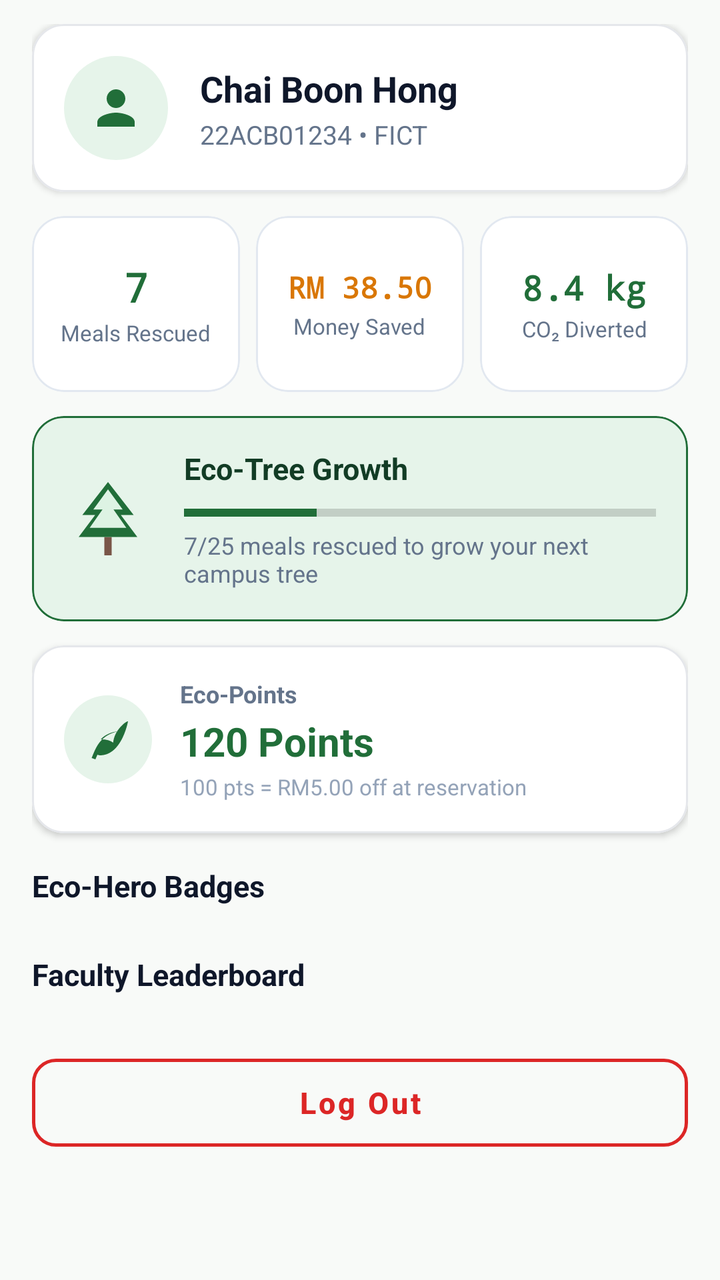
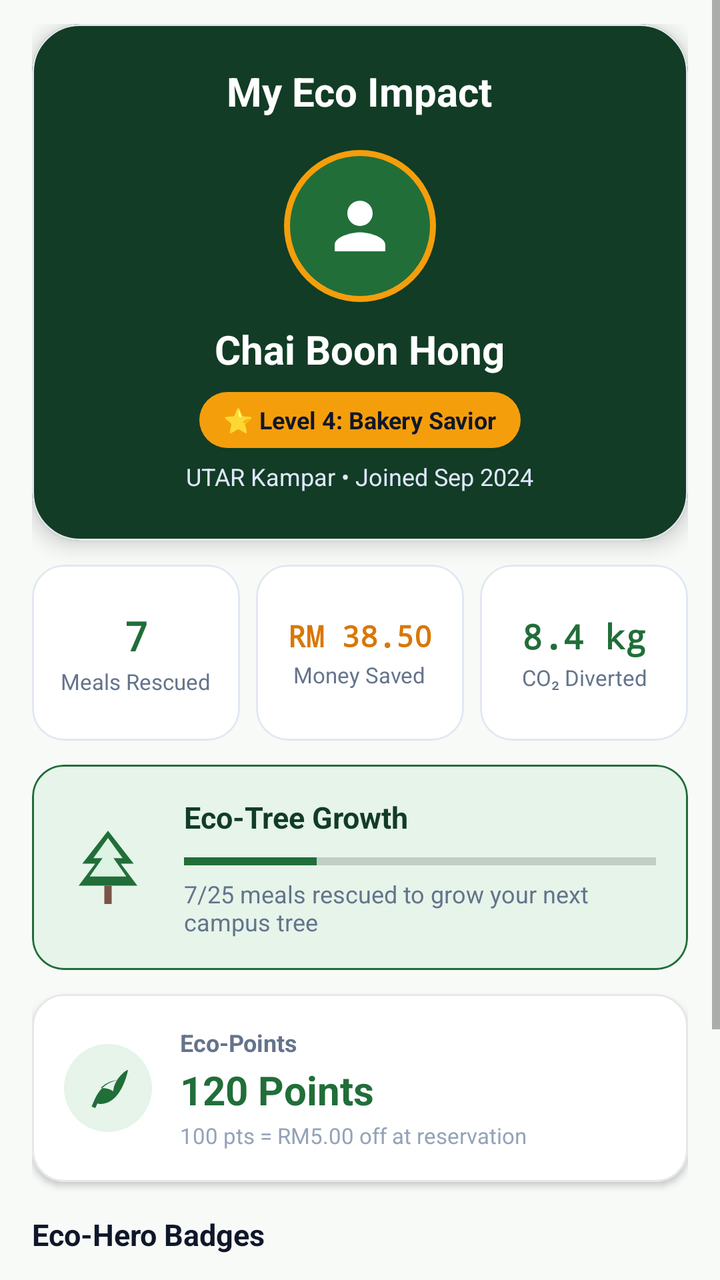

An Android layout rendered at two revisions. The XML below is the earlier revision; the diff shows what the commit changed to produce the second picture.
<!-- AndroidManifest.xml: application theme Theme.MAD_Group13_FoodHero -->
<!-- res/layout/fragment_impact.xml -->
<?xml version="1.0" encoding="utf-8"?>
<ScrollView xmlns:android="http://schemas.android.com/apk/res/android"
    xmlns:app="http://schemas.android.com/apk/res-auto"
    android:layout_width="match_parent"
    android:layout_height="match_parent"
    android:background="@color/colorBackground"
    android:fillViewport="true">

    <LinearLayout
        android:layout_width="match_parent"
        android:layout_height="wrap_content"
        android:orientation="vertical"
        android:paddingStart="@dimen/spacing_16"
        android:paddingTop="@dimen/spacing_12"
        android:paddingEnd="@dimen/spacing_16"
        android:paddingBottom="@dimen/spacing_24">

        
        <com.google.android.material.card.MaterialCardView
            style="@style/Widget.FoodHero.Card"
            android:layout_width="match_parent"
            android:layout_height="wrap_content"
            app:cardBackgroundColor="@color/colorSurface">

            <LinearLayout
                android:layout_width="match_parent"
                android:layout_height="wrap_content"
                android:gravity="center_vertical"
                android:orientation="horizontal"
                android:padding="@dimen/spacing_16">

                <ImageView
                    android:layout_width="52dp"
                    android:layout_height="52dp"
                    android:background="@drawable/bg_circle_container"
                    android:backgroundTint="@color/colorPrimaryContainer"
                    android:contentDescription="@null"
                    android:padding="@dimen/spacing_12"
                    android:src="@drawable/ic_nav_profile"
                    app:tint="@color/colorPrimary" />

                <LinearLayout
                    android:layout_width="0dp"
                    android:layout_height="wrap_content"
                    android:layout_marginStart="@dimen/spacing_16"
                    android:layout_weight="1"
                    android:orientation="vertical">

                    <TextView
                        android:id="@+id/tv_student_name"
                        android:layout_width="wrap_content"
                        android:layout_height="wrap_content"
                        android:text="Chai Boon Hong"
                        android:textColor="@color/colorTextPrimary"
                        android:textSize="18sp"
                        android:textStyle="bold" />

                    <TextView
                        android:id="@+id/tv_student_meta"
                        android:layout_width="wrap_content"
                        android:layout_height="wrap_content"
                        android:layout_marginTop="2dp"
                        android:text="22ACB01234 • FICT"
                        android:textColor="@color/colorTextSecondary"
                        android:textSize="@dimen/text_size_sub" />
                </LinearLayout>
            </LinearLayout>
        </com.google.android.material.card.MaterialCardView>

        
        <LinearLayout
            android:layout_width="match_parent"
            android:layout_height="wrap_content"
            android:layout_marginTop="@dimen/spacing_12"
            android:baselineAligned="false"
            android:orientation="horizontal">

            
            <com.google.android.material.card.MaterialCardView
                style="@style/Widget.FoodHero.Card.Metric"
                android:layout_width="0dp"
                android:layout_height="88dp"
                android:layout_marginEnd="@dimen/spacing_4"
                android:layout_weight="1">

                <LinearLayout
                    android:layout_width="match_parent"
                    android:layout_height="match_parent"
                    android:gravity="center"
                    android:orientation="vertical"
                    android:padding="@dimen/spacing_8">

                    <TextView
                        android:id="@+id/tv_metric_meals"
                        android:layout_width="wrap_content"
                        android:layout_height="wrap_content"
                        android:ellipsize="end"
                        android:fontFamily="monospace"
                        android:maxLines="1"
                        android:text="7"
                        android:textColor="@color/colorPrimary"
                        android:textSize="20sp"
                        android:textStyle="bold" />

                    <TextView
                        android:layout_width="wrap_content"
                        android:layout_height="wrap_content"
                        android:layout_marginTop="2dp"
                        android:ellipsize="end"
                        android:maxLines="1"
                        android:text="@string/meals_rescued"
                        android:textAlignment="center"
                        android:textColor="@color/colorTextSecondary"
                        android:textSize="11sp" />
                </LinearLayout>
            </com.google.android.material.card.MaterialCardView>

            
            <com.google.android.material.card.MaterialCardView
                style="@style/Widget.FoodHero.Card.Metric"
                android:layout_width="0dp"
                android:layout_height="88dp"
                android:layout_marginStart="@dimen/spacing_4"
                android:layout_marginEnd="@dimen/spacing_4"
                android:layout_weight="1">

                <LinearLayout
                    android:layout_width="match_parent"
                    android:layout_height="match_parent"
                    android:gravity="center"
                    android:orientation="vertical"
                    android:padding="@dimen/spacing_8">

                    <TextView
                        android:id="@+id/tv_metric_money"
                        android:layout_width="wrap_content"
                        android:layout_height="wrap_content"
                        android:ellipsize="end"
                        android:fontFamily="monospace"
                        android:maxLines="1"
                        android:text="RM 38.50"
                        android:textColor="@color/colorAccentDark"
                        android:textSize="15sp"
                        android:textStyle="bold" />

                    <TextView
                        android:layout_width="wrap_content"
                        android:layout_height="wrap_content"
                        android:layout_marginTop="2dp"
                        android:ellipsize="end"
                        android:maxLines="1"
                        android:text="@string/money_saved"
                        android:textAlignment="center"
                        android:textColor="@color/colorTextSecondary"
                        android:textSize="11sp" />
                </LinearLayout>
            </com.google.android.material.card.MaterialCardView>

            
            <com.google.android.material.card.MaterialCardView
                style="@style/Widget.FoodHero.Card.Metric"
                android:layout_width="0dp"
                android:layout_height="88dp"
                android:layout_marginStart="@dimen/spacing_4"
                android:layout_weight="1">

                <LinearLayout
                    android:layout_width="match_parent"
                    android:layout_height="match_parent"
                    android:gravity="center"
                    android:orientation="vertical"
                    android:padding="@dimen/spacing_8">

                    <TextView
                        android:id="@+id/tv_metric_co2"
                        android:layout_width="wrap_content"
                        android:layout_height="wrap_content"
                        android:ellipsize="end"
                        android:fontFamily="monospace"
                        android:maxLines="1"
                        android:text="8.4 kg"
                        android:textColor="@color/colorPrimary"
                        android:textSize="17sp"
                        android:textStyle="bold" />

                    <TextView
                        android:layout_width="wrap_content"
                        android:layout_height="wrap_content"
                        android:layout_marginTop="2dp"
                        android:ellipsize="end"
                        android:maxLines="1"
                        android:text="@string/co2_offset"
                        android:textAlignment="center"
                        android:textColor="@color/colorTextSecondary"
                        android:textSize="11sp" />
                </LinearLayout>
            </com.google.android.material.card.MaterialCardView>
        </LinearLayout>

        
        <com.google.android.material.card.MaterialCardView
            style="@style/Widget.FoodHero.Card.Impact"
            android:layout_width="match_parent"
            android:layout_height="wrap_content"
            android:layout_marginTop="@dimen/spacing_12">

            <LinearLayout
                android:layout_width="match_parent"
                android:layout_height="wrap_content"
                android:gravity="center_vertical"
                android:orientation="horizontal"
                android:padding="@dimen/spacing_16">

                <ImageView
                    android:layout_width="44dp"
                    android:layout_height="44dp"
                    android:contentDescription="@null"
                    android:src="@drawable/ic_tree" />

                <LinearLayout
                    android:layout_width="0dp"
                    android:layout_height="wrap_content"
                    android:layout_marginStart="@dimen/spacing_16"
                    android:layout_weight="1"
                    android:orientation="vertical">

                    <TextView
                        android:layout_width="wrap_content"
                        android:layout_height="wrap_content"
                        android:text="@string/tree_growth"
                        android:textColor="@color/colorPrimaryDark"
                        android:textSize="@dimen/text_size_action"
                        android:textStyle="bold" />

                    <ProgressBar
                        android:id="@+id/progress_tree_growth"
                        style="?android:attr/progressBarStyleHorizontal"
                        android:layout_width="match_parent"
                        android:layout_height="8dp"
                        android:layout_marginTop="@dimen/spacing_8"
                        android:progress="28"
                        android:progressTint="@color/colorPrimary" />

                    <TextView
                        android:id="@+id/tv_tree_progress_text"
                        android:layout_width="wrap_content"
                        android:layout_height="wrap_content"
                        android:layout_marginTop="@dimen/spacing_4"
                        android:text="7/25 meals rescued to grow your next campus tree"
                        android:textColor="@color/colorTextSecondary"
                        android:textSize="@dimen/text_size_caption" />
                </LinearLayout>
            </LinearLayout>
        </com.google.android.material.card.MaterialCardView>

        
        <com.google.android.material.card.MaterialCardView
            style="@style/Widget.FoodHero.Card"
            android:layout_width="match_parent"
            android:layout_height="wrap_content"
            android:layout_marginTop="@dimen/spacing_12">

            <LinearLayout
                android:layout_width="match_parent"
                android:layout_height="wrap_content"
                android:gravity="center_vertical"
                android:orientation="horizontal"
                android:padding="@dimen/spacing_16">

                <ImageView
                    android:layout_width="44dp"
                    android:layout_height="44dp"
                    android:background="@drawable/bg_circle_container"
                    android:backgroundTint="@color/colorPrimaryContainer"
                    android:contentDescription="@null"
                    android:padding="@dimen/spacing_10"
                    android:src="@drawable/ic_eco_leaf"
                    app:tint="@color/colorPrimary" />

                <LinearLayout
                    android:layout_width="0dp"
                    android:layout_height="wrap_content"
                    android:layout_marginStart="@dimen/spacing_14"
                    android:layout_weight="1"
                    android:orientation="vertical">

                    <TextView
                        android:layout_width="wrap_content"
                        android:layout_height="wrap_content"
                        android:text="@string/eco_points"
                        android:textColor="@color/colorTextSecondary"
                        android:textSize="@dimen/text_size_caption"
                        android:textStyle="bold" />

                    <TextView
                        android:id="@+id/tv_points_balance"
                        android:layout_width="wrap_content"
                        android:layout_height="wrap_content"
                        android:layout_marginTop="2dp"
                        android:text="120 Points"
                        android:textColor="@color/colorPrimary"
                        android:textSize="20sp"
                        android:textStyle="bold" />

                    <TextView
                        android:layout_width="wrap_content"
                        android:layout_height="wrap_content"
                        android:layout_marginTop="2dp"
                        android:text="100 pts = RM5.00 off at reservation"
                        android:textColor="@color/colorTextTertiary"
                        android:textSize="11sp" />
                </LinearLayout>
            </LinearLayout>
        </com.google.android.material.card.MaterialCardView>

        
        <TextView
            android:layout_width="wrap_content"
            android:layout_height="wrap_content"
            android:layout_marginTop="@dimen/spacing_16"
            android:layout_marginBottom="@dimen/spacing_8"
            android:text="@string/badges_title"
            android:textColor="@color/colorTextPrimary"
            android:textSize="@dimen/text_size_action"
            android:textStyle="bold" />

        <androidx.recyclerview.widget.RecyclerView
            android:id="@+id/rv_badges"
            android:layout_width="match_parent"
            android:layout_height="wrap_content"
            android:nestedScrollingEnabled="false" />

        
        <TextView
            android:layout_width="wrap_content"
            android:layout_height="wrap_content"
            android:layout_marginTop="@dimen/spacing_16"
            android:layout_marginBottom="@dimen/spacing_8"
            android:text="@string/faculty_leaderboard"
            android:textColor="@color/colorTextPrimary"
            android:textSize="@dimen/text_size_action"
            android:textStyle="bold" />

        <com.google.android.material.card.MaterialCardView
            style="@style/Widget.FoodHero.Card"
            android:layout_width="match_parent"
            android:layout_height="wrap_content">

            <androidx.recyclerview.widget.RecyclerView
                android:id="@+id/rv_leaderboard"
                android:layout_width="match_parent"
                android:layout_height="wrap_content"
                android:nestedScrollingEnabled="false" />
        </com.google.android.material.card.MaterialCardView>

        
        <com.google.android.material.button.MaterialButton
            android:id="@+id/btn_logout"
            style="@style/Widget.FoodHero.Button.Secondary"
            android:layout_width="match_parent"
            android:layout_height="44dp"
            android:layout_marginTop="@dimen/spacing_24"
            android:layout_marginBottom="@dimen/spacing_24"
            android:text="@string/logout"
            app:strokeColor="@color/colorError"
            android:textColor="@color/colorError" />
    </LinearLayout>
</ScrollView>
<!-- resources referenced by this layout -->
<resources>
  <color name="colorAccentDark">#D97706</color>
  <color name="colorBackground">#F8FAF8</color>
  <color name="colorError">#DC2626</color>
  <color name="colorPrimary">#216E39</color>
  <color name="colorPrimaryContainer">#E6F4EA</color>
  <color name="colorPrimaryDark">#123C25</color>
  <color name="colorSurface">#FFFFFF</color>
  <color name="colorTextPrimary">#0F172A</color>
  <color name="colorTextSecondary">#64748B</color>
  <color name="colorTextTertiary">#94A3B8</color>
  <dimen name="spacing_10">10dp</dimen>
  <dimen name="spacing_12">12dp</dimen>
  <dimen name="spacing_14">14dp</dimen>
  <dimen name="spacing_16">16dp</dimen>
  <dimen name="spacing_24">24dp</dimen>
  <dimen name="spacing_4">4dp</dimen>
  <dimen name="spacing_8">8dp</dimen>
  <dimen name="text_size_action">15sp</dimen>
  <dimen name="text_size_caption">12sp</dimen>
  <dimen name="text_size_sub">13sp</dimen>
  <!-- drawable bg_circle_container (drawable) -->
  <?xml version="1.0" encoding="utf-8"?>
  <shape xmlns:android="http://schemas.android.com/apk/res/android"
      android:shape="oval">
      <solid android:color="@color/colorPrimaryContainer" />
  </shape>
  <!-- drawable ic_nav_profile (drawable) -->
  <vector xmlns:android="http://schemas.android.com/apk/res/android"
      android:width="24dp"
      android:height="24dp"
      android:viewportWidth="24"
      android:viewportHeight="24">
      <path
          android:fillColor="@color/colorPrimary"
          android:pathData="M12,12c2.21,0 4,-1.79 4,-4s-1.79,-4 -4,-4 -4,1.79 -4,4 1.79,4 4,4zm0,2c-2.67,0 -8,1.34 -8,4v2h16v-2c0,-2.66 -5.33,-4 -8,-4z" />
  </vector>
  <string name="badges_title">Eco-Hero Badges</string>
  <string name="co2_offset">CO₂ Diverted</string>
  <string name="eco_points">Eco-Points</string>
  <string name="faculty_leaderboard">Faculty Leaderboard</string>
  <string name="logout">Log Out</string>
  <string name="meals_rescued">Meals Rescued</string>
  <string name="money_saved">Money Saved</string>
  <string name="tree_growth">Eco-Tree Growth</string>
  <style name="Widget.FoodHero.Card" parent="Widget.MaterialComponents.CardView">
          <item name="cardCornerRadius">@dimen/corner_card</item>
          <item name="cardElevation">@dimen/elevation_card</item>
          <item name="cardBackgroundColor">@color/colorSurface</item>
          <item name="cardMaxElevation">@dimen/elevation_card_elevated</item>
          <item name="strokeColor">@color/colorCardBorder</item>
          <item name="strokeWidth">1dp</item>
          <item name="android:clipToPadding">false</item>
      </style>
  <style name="Widget.FoodHero.Card.Impact" parent="Widget.FoodHero.Card">
          <item name="cardBackgroundColor">@color/colorPrimaryContainer</item>
          <item name="cardElevation">0dp</item>
          <item name="strokeColor">@color/colorPrimary</item>
          <item name="strokeWidth">1dp</item>
      </style>
  <style name="Widget.FoodHero.Card.Metric" parent="Widget.FoodHero.Card">
          <item name="cardBackgroundColor">@color/colorSurface</item>
          <item name="cardElevation">0dp</item>
          <item name="strokeColor">@color/colorDivider</item>
          <item name="strokeWidth">1dp</item>
      </style>
  <dimen name="corner_button">12dp</dimen>
  <dimen name="button_height_primary">48dp</dimen>
  <dimen name="corner_card">16dp</dimen>
  <dimen name="elevation_card">2dp</dimen>
  <dimen name="elevation_card_elevated">4dp</dimen>
  <color name="colorCardBorder">#E5E7EB</color>
  <color name="colorDivider">#E2E8F0</color>
  <color name="white">#FFFFFF</color>
  <color name="colorAccent">#F59E0B</color>
  <color name="colorAccentContainer">#FEF3C7</color>
  <!-- unchanged entries left out for length: 4 -->
</resources>

<!-- the commit's change to res/layout/fragment_impact.xml (unified diff, before → after) -->
@@ -20,50 +20,91 @@
             style="@style/Widget.FoodHero.Card"
             android:layout_width="match_parent"
             android:layout_height="wrap_content"
-            app:cardBackgroundColor="@color/colorSurface">
+            app:cardBackgroundColor="@color/colorPrimaryDark"
+            app:cardCornerRadius="24dp"
+            app:cardElevation="6dp">
 
             <LinearLayout
                 android:layout_width="match_parent"
                 android:layout_height="wrap_content"
-                android:gravity="center_vertical"
-                android:orientation="horizontal"
-                android:padding="@dimen/spacing_16">
-
-                <ImageView
-                    android:layout_width="52dp"
-                    android:layout_height="52dp"
+                android:gravity="center_horizontal"
+                android:orientation="vertical"
+                android:paddingHorizontal="@dimen/spacing_20"
+                android:paddingTop="@dimen/spacing_20"
+                android:paddingBottom="@dimen/spacing_24">
+
+                
+                <TextView
+                    android:layout_width="wrap_content"
+                    android:layout_height="wrap_content"
+                    android:text="My Eco Impact"
+                    android:textColor="@color/white"
+                    android:textSize="20sp"
+                    android:textStyle="bold" />
+
+                
+                <FrameLayout
+                    android:layout_width="76dp"
+                    android:layout_height="76dp"
+                    android:layout_marginTop="@dimen/spacing_16"
                     android:background="@drawable/bg_circle_container"
-                    android:backgroundTint="@color/colorPrimaryContainer"
-                    android:contentDescription="@null"
-                    android:padding="@dimen/spacing_12"
-                    android:src="@drawable/ic_nav_profile"
-                    app:tint="@color/colorPrimary" />
-
-                <LinearLayout
-                    android:layout_width="0dp"
+                    android:backgroundTint="@color/colorLevelBadgeGold"
+                    android:padding="3dp">
+
+                    <FrameLayout
+                        android:layout_width="match_parent"
+                        android:layout_height="match_parent"
+                        android:background="@drawable/bg_circle_container"
+                        android:backgroundTint="@color/colorPrimary">
+
+                        <ImageView
+                            android:layout_width="38dp"
+                            android:layout_height="38dp"
+                            android:layout_gravity="center"
+                            android:src="@drawable/ic_nav_profile"
+                            app:tint="@color/white"
+                            android:contentDescription="User Avatar" />
+                    </FrameLayout>
+                </FrameLayout>
+
+                <TextView
+                    android:id="@+id/tv_student_name"
+                    android:layout_width="wrap_content"
                     android:layout_height="wrap_content"
-                    android:layout_marginStart="@dimen/spacing_16"
-                    android:layout_weight="1"
-                    android:orientation="vertical">
-
-                    <TextView
-                        android:id="@+id/tv_student_name"
-                        android:layout_width="wrap_content"
-                        android:layout_height="wrap_content"
-                        android:text="Chai Boon Hong"
+                    android:layout_marginTop="@dimen/spacing_10"
+                    android:text="Chai Boon Hong"
+                    android:textColor="@color/white"
+                    android:textSize="20sp"
+                    android:textStyle="bold" />
+
+                
+                <LinearLayout
+                    android:layout_width="wrap_content"
+                    android:layout_height="28dp"
+                    android:layout_marginTop="@dimen/spacing_8"
+                    android:background="@drawable/bg_badge_pill"
+                    android:backgroundTint="@color/colorLevelBadgeGold"
+                    android:gravity="center"
+                    android:orientation="horizontal"
+                    android:paddingHorizontal="@dimen/spacing_12">
+
+                    <TextView
+                        android:layout_width="wrap_content"
+                        android:layout_height="wrap_content"
+                        android:text="⭐ Level 4: Bakery Savior"
                         android:textColor="@color/colorTextPrimary"
-                        android:textSize="18sp"
-                        android:textStyle="bold" />
-
-                    <TextView
-                        android:id="@+id/tv_student_meta"
-                        android:layout_width="wrap_content"
-                        android:layout_height="wrap_content"
-                        android:layout_marginTop="2dp"
-                        android:text="22ACB01234 • FICT"
-                        android:textColor="@color/colorTextSecondary"
-                        android:textSize="@dimen/text_size_sub" />
-                </LinearLayout>
+                        android:textSize="12sp"
+                        android:textStyle="bold" />
+                </LinearLayout>
+
+                <TextView
+                    android:id="@+id/tv_student_meta"
+                    android:layout_width="wrap_content"
+                    android:layout_height="wrap_content"
+                    android:layout_marginTop="@dimen/spacing_6"
+                    android:text="UTAR Kampar • Joined Sep 2024"
+                    android:textColor="#E0E7FF"
+                    android:textSize="12sp" />
             </LinearLayout>
         </com.google.android.material.card.MaterialCardView>
 
<!-- resource entries referenced after the edit -->
@@ -3,6 +3,7 @@
   <color name="colorAccentDark">#D97706</color>
   <color name="colorBackground">#F8FAF8</color>
   <color name="colorError">#DC2626</color>
+  <color name="colorLevelBadgeGold">#F59E0B</color>
   <color name="colorPrimary">#216E39</color>
   <color name="colorPrimaryContainer">#E6F4EA</color>
   <color name="colorPrimaryDark">#123C25</color>
@@ -14,12 +15,20 @@
   <dimen name="spacing_12">12dp</dimen>
   <dimen name="spacing_14">14dp</dimen>
   <dimen name="spacing_16">16dp</dimen>
+  <dimen name="spacing_20">20dp</dimen>
   <dimen name="spacing_24">24dp</dimen>
   <dimen name="spacing_4">4dp</dimen>
+  <dimen name="spacing_6">6dp</dimen>
   <dimen name="spacing_8">8dp</dimen>
   <dimen name="text_size_action">15sp</dimen>
   <dimen name="text_size_caption">12sp</dimen>
-  <dimen name="text_size_sub">13sp</dimen>
+  <!-- drawable bg_badge_pill (drawable) -->
+  <?xml version="1.0" encoding="utf-8"?>
+  <shape xmlns:android="http://schemas.android.com/apk/res/android"
+      android:shape="rectangle">
+      <corners android:radius="999dp" />
+      <solid android:color="@color/colorPrimary" />
+  </shape>
   <!-- drawable bg_circle_container (drawable) -->
   <?xml version="1.0" encoding="utf-8"?>
   <shape xmlns:android="http://schemas.android.com/apk/res/android"
